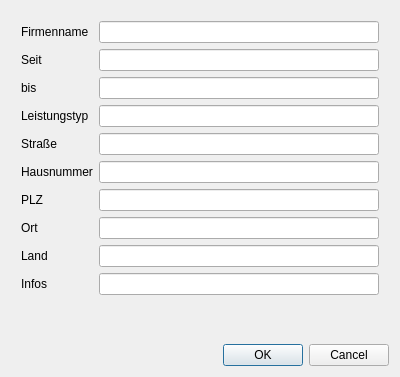
First picture: the form in createcompany.ui, repository green-lion-racing/glr-database, before the edit.
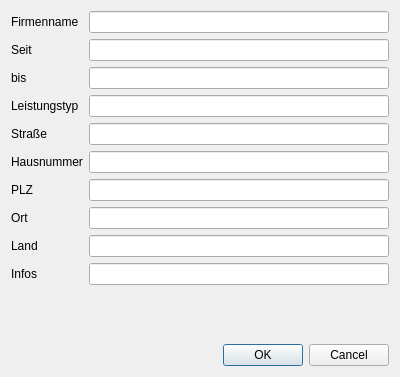
Second picture: the form after the edit.

What changed in the file:
```diff
--- a/createcompany.ui
+++ b/createcompany.ui
@@ -17,16 +17,16 @@
    <item>
     <layout class="QVBoxLayout" name="verticalLayout">
      <property name="leftMargin">
-      <number>10</number>
+      <number>0</number>
      </property>
      <property name="topMargin">
-      <number>10</number>
+      <number>0</number>
      </property>
      <property name="rightMargin">
-      <number>10</number>
+      <number>0</number>
      </property>
      <property name="bottomMargin">
-      <number>10</number>
+      <number>0</number>
      </property>
      <item>
       <layout class="QFormLayout" name="formLayout">
```
